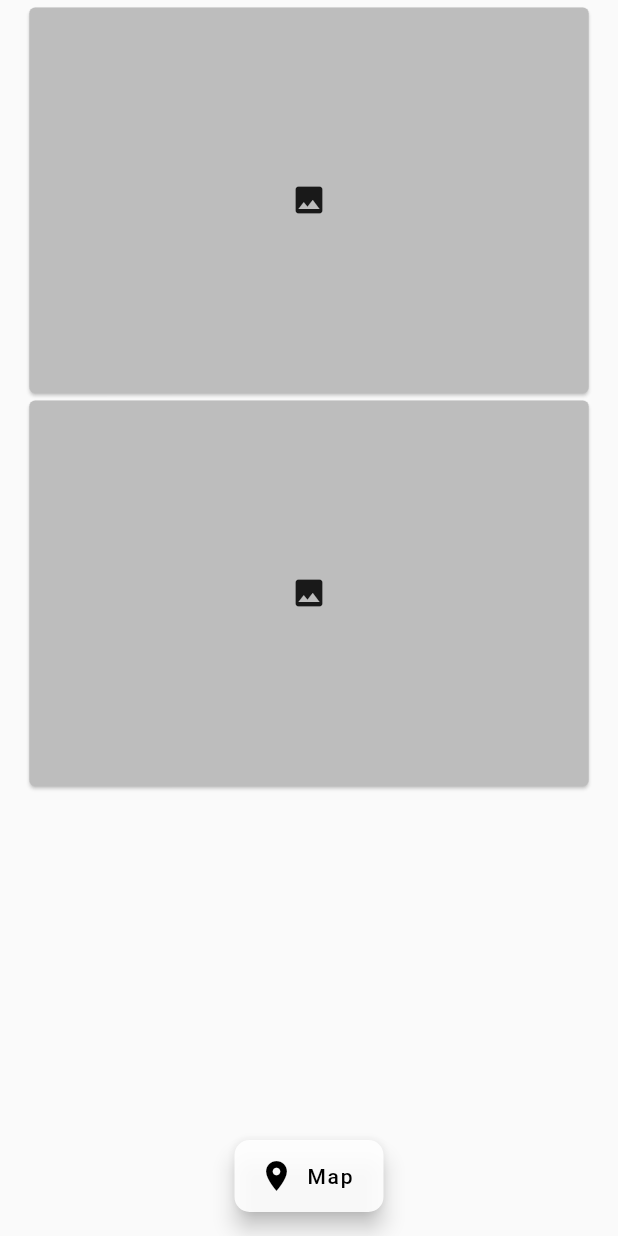
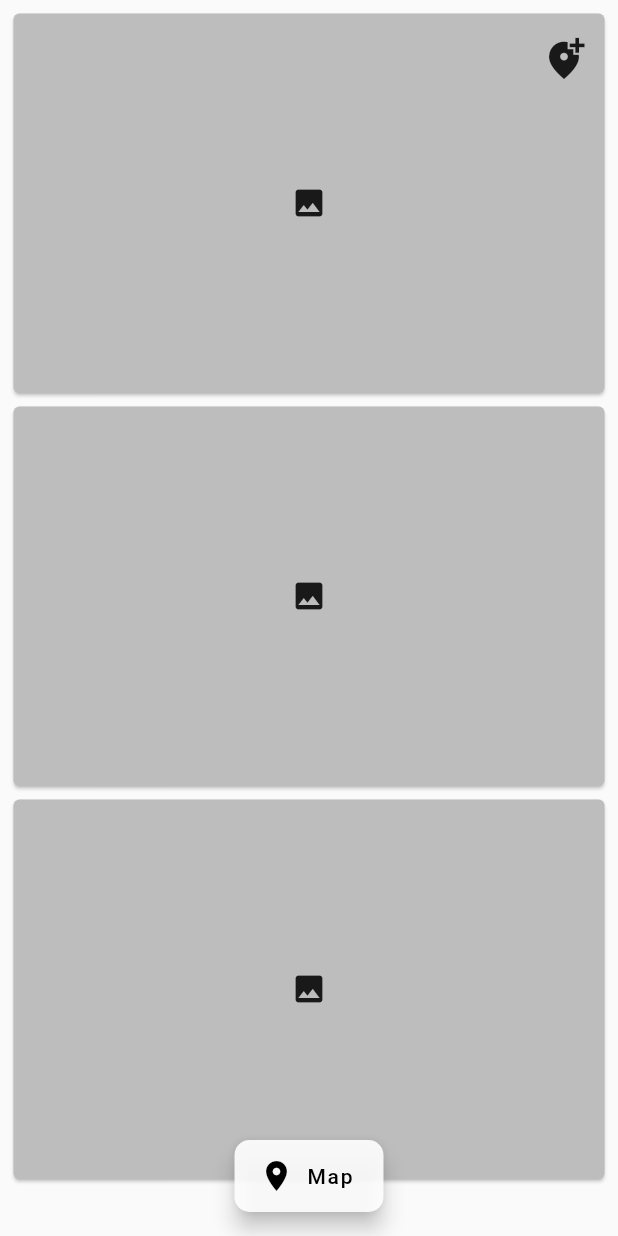
Before and after one commit to nerdyfactory/untitled, a Flutter app: the screen it shows after launch, after a tap on "Feed", on a phone screen of 412 x 824 dp. Run offline on Flutter 3.47's test engine with Material 2 defaults, Android fonts, the phone set to English and light mode, and no system bars; our stand-ins replace google_maps_flutter.

Commit message:
feed screen complete

```diff
--- a/lib/screens/feed.dart
+++ b/lib/screens/feed.dart
@@ -1,5 +1,6 @@
 import 'package:flutter/material.dart';
 import 'package:untitled/widgets/photo_container.dart';
+import 'package:untitled/widgets/add_location.dart';
 
 class Feed extends StatelessWidget {
   Feed({this.title = ""});
@@ -14,13 +15,16 @@ class Feed extends StatelessWidget {
       //   title: Text(title),
       // ),
       body: Center(
-        child: Column(
-          mainAxisAlignment: MainAxisAlignment.start,
-          children: <Widget>[
-            PhotoContainer(path: "Image 1"),
-            PhotoContainer(path: "Image 2"),
-          ],
-        ),
+        child: Stack(children: <Widget>[
+          ListView(
+            children: <Widget>[
+              PhotoContainer(path: "Image 1"),
+              PhotoContainer(path: "Image 2"),
+              PhotoContainer(path: "Image 3")
+            ],
+          ),
+          AddLocationIcon()
+        ]),
       ),
       floatingActionButtonLocation: FloatingActionButtonLocation.centerFloat,
       floatingActionButton: FloatingActionButton.extended(
--- /dev/null
+++ b/lib/widgets/add_location.dart
@@ -0,0 +1,18 @@
+import 'package:flutter/material.dart';
+
+class AddLocationIcon extends StatelessWidget {
+  @override
+  Widget build(BuildContext context) {
+    return Positioned(
+      top: 15,
+      right: 12,
+      child: IconButton(
+        iconSize: 30,
+        icon: const Icon(Icons.add_location_alt),
+        onPressed: () {
+          Navigator.pushNamed(context, '/photo_upload');
+        },
+      ),
+    );
+  }
+}
--- a/lib/widgets/map_container.dart
+++ b/lib/widgets/map_container.dart
@@ -1,5 +1,6 @@
 import 'package:flutter/material.dart';
 import 'package:google_maps_flutter/google_maps_flutter.dart';
+import 'package:untitled/widgets/add_location.dart';
 
 class MapContainer extends StatefulWidget {
   @override
@@ -32,17 +33,7 @@ class _MapContainerState extends State<MapContainer> {
           ),
         ),
       ),
-      Positioned(
-        top: 25,
-        right: 12,
-        child: IconButton(
-          iconSize: 30,
-          icon: const Icon(Icons.add_location_alt),
-          onPressed: () {
-            Navigator.pushNamed(context, '/photo_upload');
-          },
-        ),
-      )
+      AddLocationIcon()
     ]));
   }
 }
--- a/lib/widgets/photo_container.dart
+++ b/lib/widgets/photo_container.dart
@@ -1,6 +1,4 @@
 import 'package:flutter/material.dart';
-// ignore: import_of_legacy_library_into_null_safe
-import 'package:flutter_statusbarcolor/flutter_statusbarcolor.dart';
 
 class PhotoContainer extends StatelessWidget {
   PhotoContainer({required this.path});
@@ -9,7 +7,6 @@ class PhotoContainer extends StatelessWidget {
 
   @override
   Widget build(BuildContext context) {
-    FlutterStatusbarcolor.setStatusBarColor(Colors.green[400]);
     return Container(
       height: 262,
       width: 393,
@@ -20,7 +17,7 @@ class PhotoContainer extends StatelessWidget {
         child: Center(
           child: Icon(Icons.photo),
         ),
-        margin: EdgeInsets.fromLTRB(10, 5, 10, 0),
+        margin: EdgeInsets.fromLTRB(9, 9, 9, 0),
       ),
     );
   }
```
